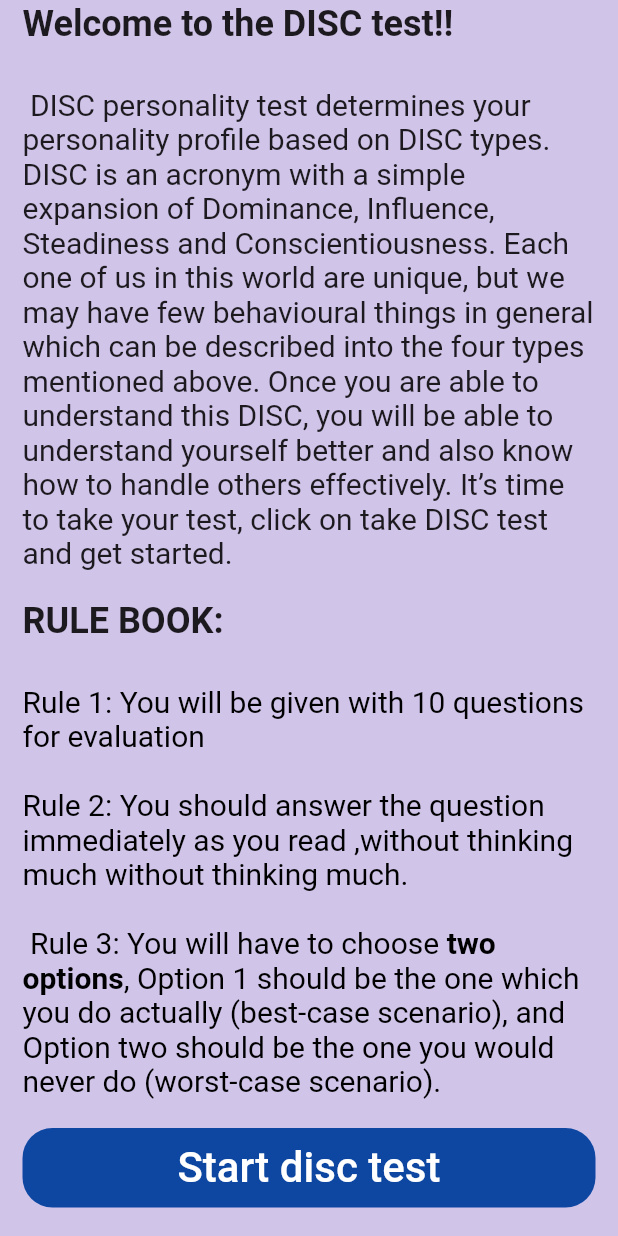
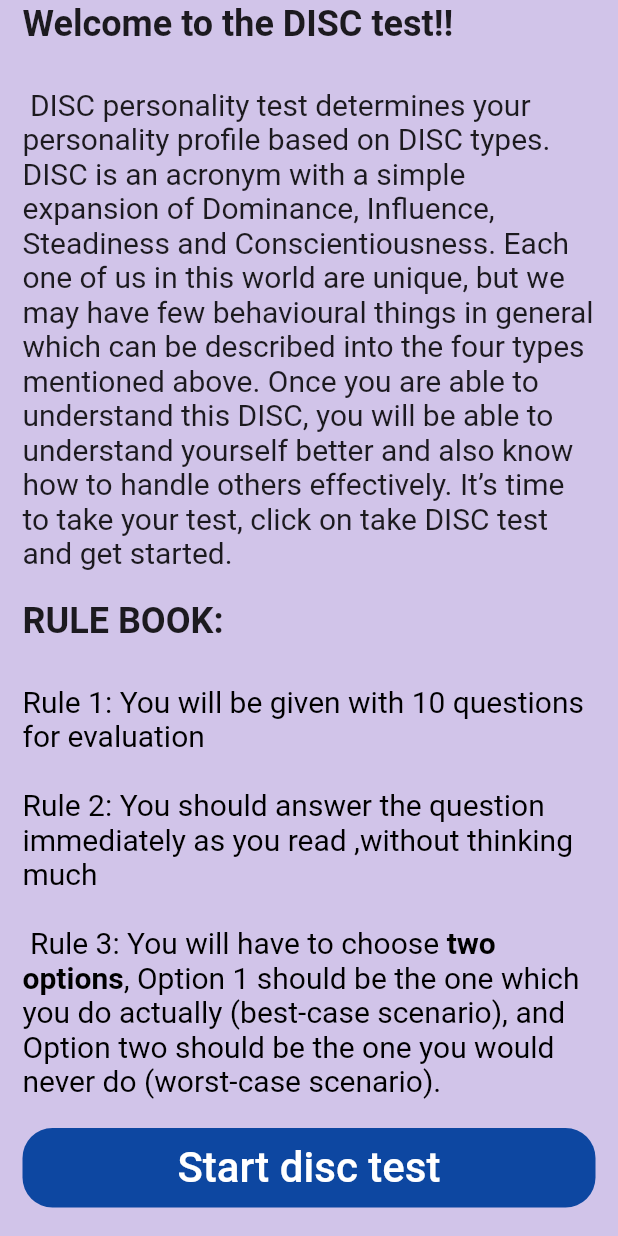
Before and after one commit to VisahanA/disc, a Flutter app: the rulebook screen opened directly, on a phone screen of 412 x 824 dp. Run offline on Flutter 3.47's test engine with Material 2 defaults, Android fonts, the phone set to English and light mode, and no system bars; our stand-ins replace confetti, outline_material_icons, pie_chart, share, toast; missing offline and left inert: link.

Commit message:
minor content fix

```diff
--- a/lib/screens/rulebookdisc.dart
+++ b/lib/screens/rulebookdisc.dart
@@ -63,7 +63,7 @@ class rulebookstate extends State<rulebook> {
                 ),
                 children: <TextSpan>[
                   new TextSpan(text: 'Rule 1: You will be given with 10 questions for evaluation \n\n'),
-                  new TextSpan(text: 'Rule 2: You should answer the question immediately as you read ,without thinking much without thinking much. \n\n'),
+                  new TextSpan(text: 'Rule 2: You should answer the question immediately as you read ,without thinking much  \n\n'),
                   new TextSpan(text:' Rule 3: You will have to choose',
                   ),
                   new TextSpan(text:' two options', style: new TextStyle(fontWeight: FontWeight.bold)
```
